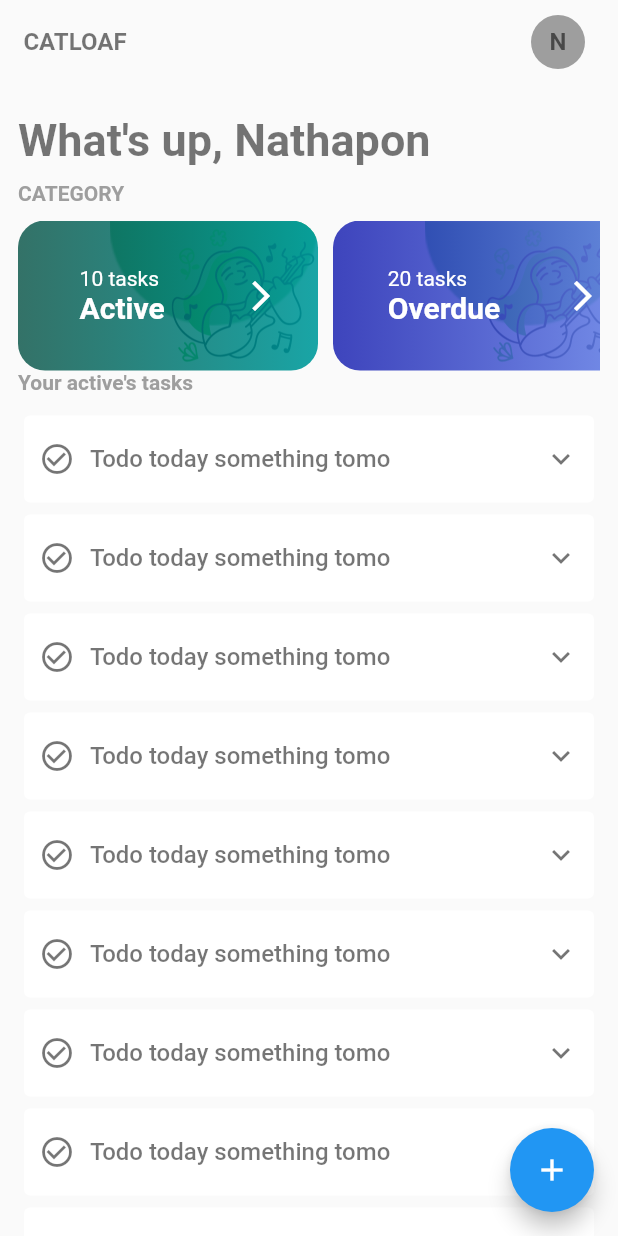
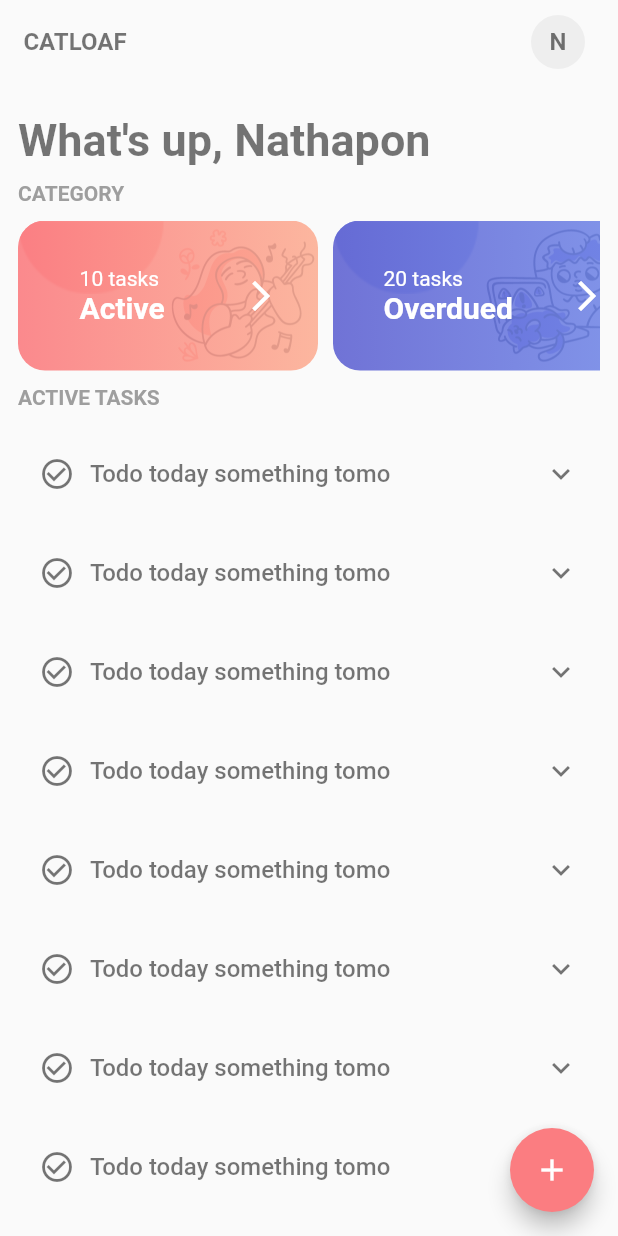
Before and after one commit to hellonathapon/catloaf, a Flutter app: the screen it shows after launch, on a phone screen of 412 x 824 dp. Run offline on Flutter 3.47's test engine with Material 2 defaults, Android fonts, the phone set to English and light mode, and no system bars; drawn by our look-alikes of flutter_slidable; our stand-ins replace bloc, equatable.

Commit message:
refactor(UI): Add color palette

```diff
--- a/lib/colors.dart
+++ b/lib/colors.dart
@@ -1,8 +1,8 @@
 import "dart:ui";
 
 class AppColor {
-  static Color gradBlue1 = const Color(0xFF0F17AD);
-  static Color gradBlue2 = const Color(0xFF6985E8);
-  static Color gradTeal1 = const Color(0xFF025043);
-  static Color gradTeal2 = const Color(0xFF009C9D);
+  static Color gradBlue1 = const Color(0xFF6164D2);
+  static Color gradBlue2 = const Color(0xFF758BE8);
+  static Color gradTeal1 = const Color(0xFFFB7D81);
+  static Color gradTeal2 = const Color(0xFFFCAF95);
 }
--- a/lib/main.dart
+++ b/lib/main.dart
@@ -1,6 +1,7 @@
 import 'package:catloaf/pages/home_page.dart';
 import 'package:catloaf/pages/welcome_page.dart';
 import 'package:flutter/material.dart';
+import './palette.dart';
 
 void main() {
   runApp(const MyApp());
@@ -15,7 +16,8 @@ class MyApp extends StatelessWidget {
     return MaterialApp(
       title: 'Flutter Demo',
       theme: ThemeData(
-        primarySwatch: Colors.blue,
+        // primaryColor: const Color(0XFFFB7D81),
+        primarySwatch: Palette.catloaf,
       ).copyWith(dividerColor: Colors.transparent),
       home: const HomePage(),
       debugShowCheckedModeBanner: false,
--- a/lib/pages/addTodo_page.dart
+++ b/lib/pages/addTodo_page.dart
@@ -116,6 +116,7 @@ class _AddTodoPageState extends State<AddTodoPage> {
           color: Colors.white,
         ),
         elevation: 0,
+        backgroundColor: Color(0XFFFB7D81),
       ),
     );
   }
--- a/lib/pages/home_page.dart
+++ b/lib/pages/home_page.dart
@@ -47,7 +47,7 @@ class _HomePageState extends State<HomePage> {
               padding: EdgeInsets.all(10),
               child: CircleAvatar(
                 radius: 30.0,
-                backgroundColor: Colors.grey,
+                backgroundColor: Colors.grey.shade200,
                 child: Text(
                   'N',
                   style: TextStyle(
@@ -106,6 +106,8 @@ class _HomePageState extends State<HomePage> {
                     amount: 10,
                     gradiant1: color.AppColor.gradTeal1,
                     gradiant2: color.AppColor.gradTeal2,
+                    bubbleImg: 'images/bubble2.png',
+                    figureImg: 'images/active.PNG',
                   ),
                   SizedBox(
                     width: 10,
@@ -116,16 +118,19 @@ class _HomePageState extends State<HomePage> {
                     },
                     gradiant1: color.AppColor.gradBlue1,
                     gradiant2: color.AppColor.gradBlue2,
-                    name: 'Overdue',
+                    name: 'Overdued',
+                    bubbleImg: 'images/bubble1.png',
+                    figureImg: 'images/overdue.PNG',
                     amount: 20,
                   ),
                 ],
               ),
             ),
+            SizedBox(
+              height: 10,
+            ),
             Text(
-              cardSelect == 'Active'
-                  ? 'Your active\'s tasks'
-                  : 'Your overdued\'s tasks',
+              cardSelect == 'Active' ? 'ACTIVE TASKS' : 'OVERDUED TASKS',
               style: TextStyle(
                 fontWeight: FontWeight.bold,
                 color: Colors.grey,
@@ -154,6 +159,7 @@ class _HomePageState extends State<HomePage> {
           Navigator.of(context)
               .push(MaterialPageRoute(builder: (context) => AddTodoPage()));
         },
+        backgroundColor: Color(0XFFFB7D81),
         child: const Icon(Icons.add),
       ),
     );
--- /dev/null
+++ b/lib/palette.dart
@@ -0,0 +1,19 @@
+import 'package:flutter/material.dart';
+
+class Palette {
+  static const MaterialColor catloaf = MaterialColor(
+    0xfffb7d81,
+    <int, Color>{
+      50: const Color(0xffe27174), //10%
+      100: const Color(0xffc96467), //20%
+      200: const Color(0xffb0585a), //30%
+      300: const Color(0xff974b4d), //40%
+      400: const Color(0xff7e3f41), //50%
+      500: const Color(0xff643234), //60%
+      600: const Color(0xff4b2527), //70%
+      700: const Color(0xff32191a),
+      800: const Color(0xff190c0d), //90%
+      900: const Color(0xff000000), //100%
+    },
+  );
+}
--- a/lib/widgets/category_card.dart
+++ b/lib/widgets/category_card.dart
@@ -10,6 +10,8 @@ class CategoryCard extends StatelessWidget {
       required this.amount,
       required this.gradiant1,
       required this.gradiant2,
+      required this.bubbleImg,
+      required this.figureImg,
       required this.onTap})
       : super(key: key);
 
@@ -17,23 +19,24 @@ class CategoryCard extends StatelessWidget {
   final int amount;
   final Color gradiant1;
   final Color gradiant2;
+  final String bubbleImg;
+  final String figureImg;
   final VoidCallback onTap;
 
   @override
   Widget build(BuildContext context) {
     return GestureDetector(
       onTap: onTap,
-      child: Expanded(
       child: Stack(
         children: [
           Positioned(
             top: 0,
-              right: 0,
+            left: 0,
             child: ClipRRect(
               borderRadius:
-                    const BorderRadius.only(topRight: Radius.circular(18)),
+                  const BorderRadius.only(topLeft: Radius.circular(18)),
               child: Image.asset(
-                  'images/abstract1.png',
+                bubbleImg,
               ),
             ),
           ),
@@ -42,7 +45,7 @@ class CategoryCard extends StatelessWidget {
             right: 0,
             child: ClipRRect(
               child: Image.asset(
-                  'images/active1.PNG',
+                figureImg,
                 width: 100,
               ),
             ),
@@ -84,14 +87,13 @@ class CategoryCard extends StatelessWidget {
                 // color: Colors.teal,
                 gradient: LinearGradient(
                   colors: [
-                      gradiant1.withOpacity(0.8),
+                    gradiant1.withOpacity(0.9),
                     gradiant2.withOpacity(0.9),
                   ],
                 )),
           ),
         ],
       ),
-      ),
     );
   }
 }
--- a/lib/widgets/todo.dart
+++ b/lib/widgets/todo.dart
@@ -2,6 +2,7 @@
 
 import 'package:flutter/material.dart';
 import 'package:flutter_slidable/flutter_slidable.dart';
+import 'package:catloaf/palette.dart';
 
 class Todo extends StatelessWidget {
   const Todo({Key? key, required this.todoIndex}) : super(key: key);
@@ -28,6 +29,14 @@ class Todo extends StatelessWidget {
       ),
       child: Card(
         elevation: 0,
+        color: Colors.grey.shade50,
+        shape: RoundedRectangleBorder(
+          // side: BorderSide(
+          //   color: Colors.grey,
+          //   width: 1,
+          // ),
+          borderRadius: BorderRadius.circular(10),
+        ),
         child: ExpansionTile(
           // leading: Icon(
           //   Icons.check_circle_outline,
@@ -35,7 +44,7 @@ class Todo extends StatelessWidget {
           expandedCrossAxisAlignment: CrossAxisAlignment.start,
           tilePadding: EdgeInsets.symmetric(
               horizontal: 10), //* OVERRIDES DEFAULT PADDING
-          backgroundColor: Colors.grey.shade100,
+          backgroundColor: Colors.grey.shade50,
           title: Row(
             children: [
               Icon(
@@ -59,7 +68,7 @@ class Todo extends StatelessWidget {
               padding: const EdgeInsets.all(10),
               child: Row(
                 children: [
-                  Icon(Icons.calendar_month_rounded, color: Colors.grey),
+                  Icon(Icons.calendar_month_rounded, color: Color(0xFFFB7D81)),
                   SizedBox(width: 5),
                   Text(
                     "Created at 11/09/2022",
@@ -79,7 +88,7 @@ class Todo extends StatelessWidget {
               padding: const EdgeInsets.all(10),
               child: Row(
                 children: [
-                  Icon(Icons.notifications_outlined, color: Colors.grey),
+                  Icon(Icons.notifications_outlined, color: Color(0xFFFB7D81)),
                   SizedBox(width: 5),
                   Text(
                     "Due Date 20/09/2022",
```
Also changed, not shown: images/abstract1.png (deleted), images/active.PNG (added), images/active1.PNG (deleted), images/bubble1.png (added), images/bubble2.png (added), images/overdue.PNG (added). Lines whose indentation alone changed are shown as unchanged.
